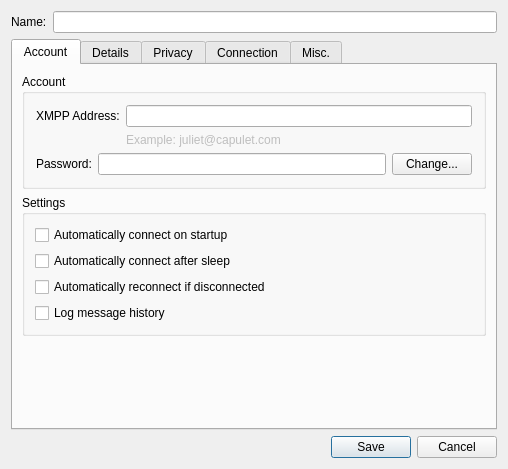
Before: the Qt Designer form src/accountmodify.ui in mconf/mconf-chat-desktop, drawn with Qt 5.
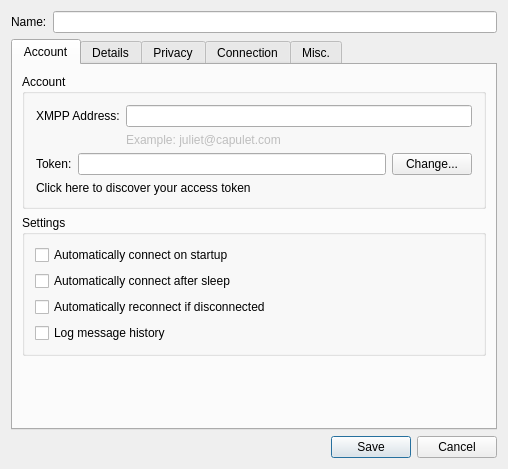
After: the same form once the commit is applied. Custom widgets are drawn as their Qt base class.

Commit message: inserted the discovery token label on the account settings

Patch:
```diff
--- a/src/accountmodify.ui
+++ b/src/accountmodify.ui
@@ -100,7 +100,7 @@
             <item>
              <widget class="QLabel" name="textLabel1">
               <property name="text">
-               <string>Password:</string>
+               <string>Token:</string>
               </property>
              </widget>
             </item>
@@ -123,6 +123,20 @@
             </item>
            </layout>
           </item>
+          <item>
+           <layout class="QHBoxLayout" name="horizontalLayout_2">
+            <item>
+             <widget class="QLabel" name="lb_discover_token">
+              <property name="text">
+               <string>Click here to discover your access token</string>
+              </property>
+              <property name="openExternalLinks">
+               <bool>true</bool>
+              </property>
+             </widget>
+            </item>
+           </layout>
+          </item>
          </layout>
         </widget>
        </item>
```
The commit also changes 1 other file.
